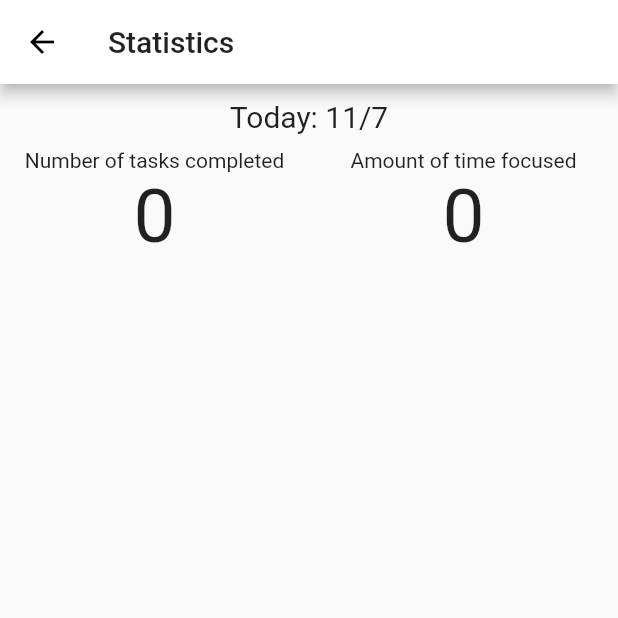
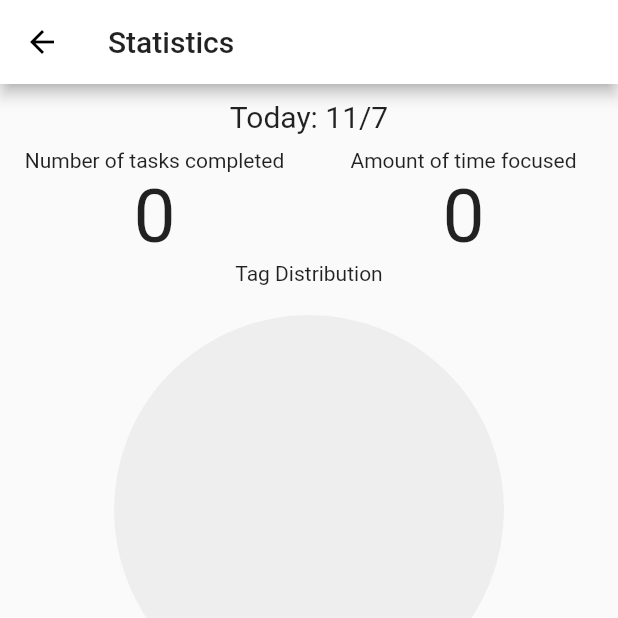
Before and after one commit to greyguy21/study_buddy, a Flutter app: the StatisticsPage screen opened by its route, on a phone screen of 412 x 824 dp, the top half of it. Run offline on Flutter 3.47's test engine with Material 2 defaults, Android fonts, the phone set to English and light mode, and no system bars; our stand-ins replace charts_flutter, cloud_firestore, firebase_auth, firebase_core, flutter_colorpicker, flutter_tags and 3 more; accounts and stored records are empty.

```diff
--- a/lib/screens/statistics.dart
+++ b/lib/screens/statistics.dart
@@ -8,6 +8,7 @@ import 'package:study_buddy/screens/store/clothes_page.dart';
 import 'package:study_buddy/screens/store/items_page.dart';
 import 'package:study_buddy/screens/store/wallpapers_page.dart';
 import 'package:study_buddy/services/database.dart';
+import 'package:charts_flutter/flutter.dart' as charts;
 
 class StatisticsPage extends StatefulWidget {
   const StatisticsPage({Key? key}) : super(key: key);
@@ -45,6 +46,16 @@ class _StatisticsPageState extends State<StatisticsPage> {
               totalTime = totalTime + doc.get('duration');
             }
           });
+
+          List<charts.Series<QueryDocumentSnapshot, String>> _series = [];
+          _series.add(charts.Series(
+            id: 'Tag Distribution',
+            data: todaysTasks,
+            domainFn: (QueryDocumentSnapshot doc, _) => doc.get('name'),
+            measureFn: (QueryDocumentSnapshot doc, _) => doc.get('duration'),
+            colorFn: (QueryDocumentSnapshot doc, _) => doc.get('color'),
+            //     charts.ColorUtil.fromDartColor(doc.get('color')),
+          ));
 
           return Scaffold(
             appBar: AppBar(
@@ -89,6 +100,18 @@ class _StatisticsPageState extends State<StatisticsPage> {
                   ],
                 ),
                 // add more statistics stuff here
+                Container(
+                    child: Column(
+                  children: [
+                    Row(
+                      mainAxisAlignment: MainAxisAlignment.center,
+                      children: [
+                        Text('Tag Distribution'),
+                      ],
+                    ),
+                    charts.PieChart(_series),
+                  ],
+                )),
               ],
             ),
           );
--- a/pubspec.yaml
+++ b/pubspec.yaml
@@ -34,7 +34,7 @@ dependencies:
   provider: ^5.0.0
   page_transition: ^2.0.2
   timeline_tile: ^2.0.0
-#  charts_flutter: ^0.10.0
+  charts_flutter: ^0.10.0
   flutter_typeahead: ^3.1.3
   flutter_material_color_picker: ^1.0.5
   sliding_up_panel: ^2.0.0+1
```
Also changed, not shown: pubspec.lock, 5 other files.
